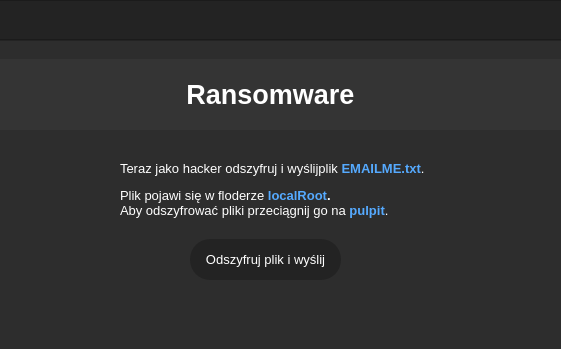
Old version of the form ui/app_ui.ui in the repository piotrWaw1/cybersecurity-project; both pictures show x 279 to 840 and y 0 to 349 of the 1000 by 500 pixel window.
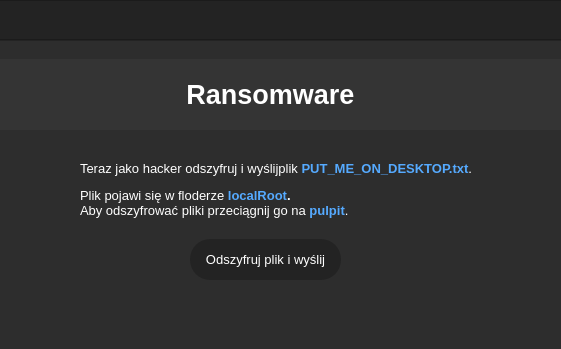
New version of the form.

Commit message: making ransome

The edit to the form file:
```diff
--- a/ui/app_ui.ui
+++ b/ui/app_ui.ui
@@ -870,7 +870,7 @@
                    </property>
                   </widget>
                  </widget>
-                 <widget class="QWidget" name="page">
+                 <widget class="QWidget" name="ransom_6">
                   <widget class="QPushButton" name="ransom_bt__6">
                    <property name="geometry">
                     <rect>
@@ -905,14 +905,14 @@
                   <widget class="QLabel" name="label_18">
                    <property name="geometry">
                     <rect>
-                     <x>170</x>
+                     <x>130</x>
                      <y>20</y>
-                     <width>321</width>
+                     <width>401</width>
                      <height>61</height>
                     </rect>
                    </property>
                    <property name="text">
-                    <string>&lt;html&gt;&lt;head/&gt;&lt;body&gt;&lt;p&gt;&lt;span style=&quot; font-size:10pt;&quot;&gt;Teraz jako hacker odszyfruj &lt;/span&gt;&lt;span style=&quot; font-size:10pt; color:#ffffff;&quot;&gt;i wyślij&lt;/span&gt;&lt;span style=&quot; font-size:10pt;&quot;&gt;plik &lt;/span&gt;&lt;span style=&quot; font-size:10pt; font-weight:600; color:#55aaff;&quot;&gt;EMAILME.txt&lt;/span&gt;&lt;span style=&quot; font-size:10pt;&quot;&gt;.&lt;/span&gt;&lt;/p&gt;&lt;p&gt;&lt;span style=&quot; font-size:10pt;&quot;&gt;Plik pojawi się w floderze &lt;/span&gt;&lt;span style=&quot; font-size:10pt; font-weight:600; color:#55aaff;&quot;&gt;localRoot&lt;/span&gt;&lt;span style=&quot; font-size:10pt; font-weight:600; color:#ffffff;&quot;&gt;. &lt;/span&gt;&lt;span style=&quot; font-size:10pt; color:#ffffff;&quot;&gt;&lt;br/&gt;Aby odszyfrować pliki przeciągnij go na &lt;/span&gt;&lt;span style=&quot; font-size:10pt; font-weight:600; color:#55aaff;&quot;&gt;pulpit&lt;/span&gt;&lt;span style=&quot; font-size:10pt; color:#ffffff;&quot;&gt;.&lt;/span&gt;&lt;/p&gt;&lt;/body&gt;&lt;/html&gt;</string>
+                    <string>&lt;html&gt;&lt;head/&gt;&lt;body&gt;&lt;p&gt;&lt;span style=&quot; font-size:10pt;&quot;&gt;Teraz jako hacker odszyfruj &lt;/span&gt;&lt;span style=&quot; font-size:10pt; color:#ffffff;&quot;&gt;i wyślij&lt;/span&gt;&lt;span style=&quot; font-size:10pt;&quot;&gt;plik &lt;/span&gt;&lt;span style=&quot; font-size:10pt; font-weight:600; color:#55aaff;&quot;&gt;PUT_ME_ON_DESKTOP.txt&lt;/span&gt;&lt;span style=&quot; font-size:10pt;&quot;&gt;.&lt;/span&gt;&lt;/p&gt;&lt;p&gt;&lt;span style=&quot; font-size:10pt;&quot;&gt;Plik pojawi się w floderze &lt;/span&gt;&lt;span style=&quot; font-size:10pt; font-weight:600; color:#55aaff;&quot;&gt;localRoot&lt;/span&gt;&lt;span style=&quot; font-size:10pt; font-weight:600; color:#ffffff;&quot;&gt;. &lt;/span&gt;&lt;span style=&quot; font-size:10pt; color:#ffffff;&quot;&gt;&lt;br/&gt;Aby odszyfrować pliki przeciągnij go na &lt;/span&gt;&lt;span style=&quot; font-size:10pt; font-weight:600; color:#55aaff;&quot;&gt;pulpit&lt;/span&gt;&lt;span style=&quot; font-size:10pt; color:#ffffff;&quot;&gt;.&lt;/span&gt;&lt;/p&gt;&lt;/body&gt;&lt;/html&gt;</string>
                    </property>
                   </widget>
                  </widget>
```
Left out of the diff: 4 changed lines with no effect on the pictures. The commit also changes 2 other files.
